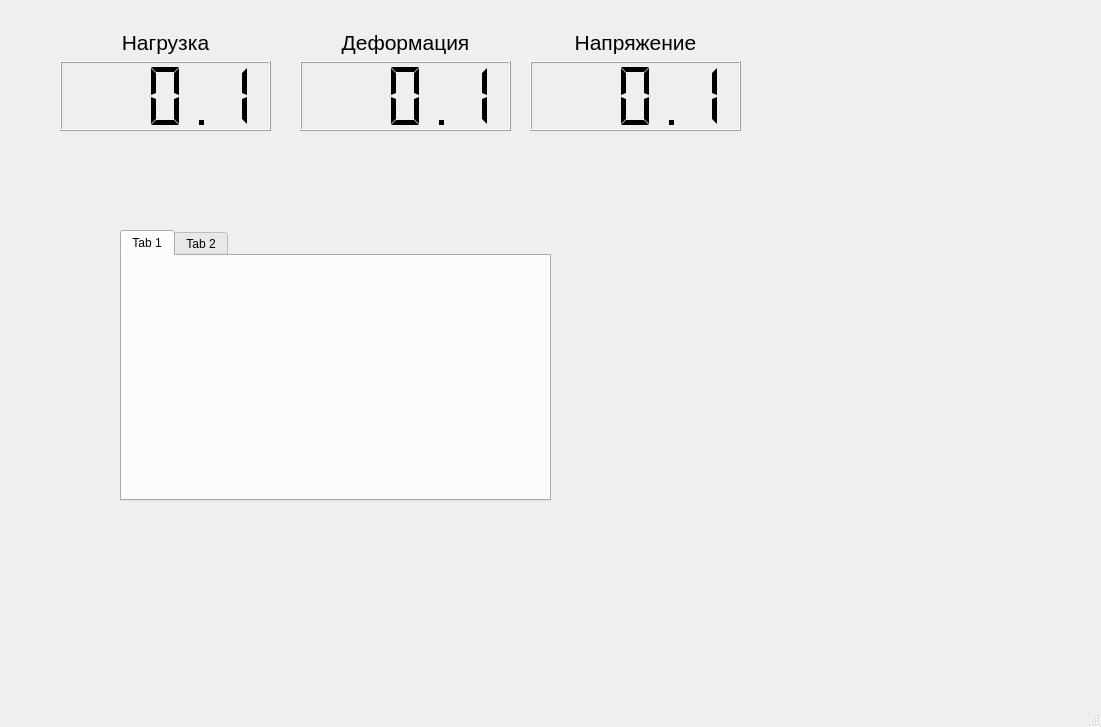
Above: EvoLiteApp/MainWindow.ui from picosaur/evotest before the change. Below: the same form after it.
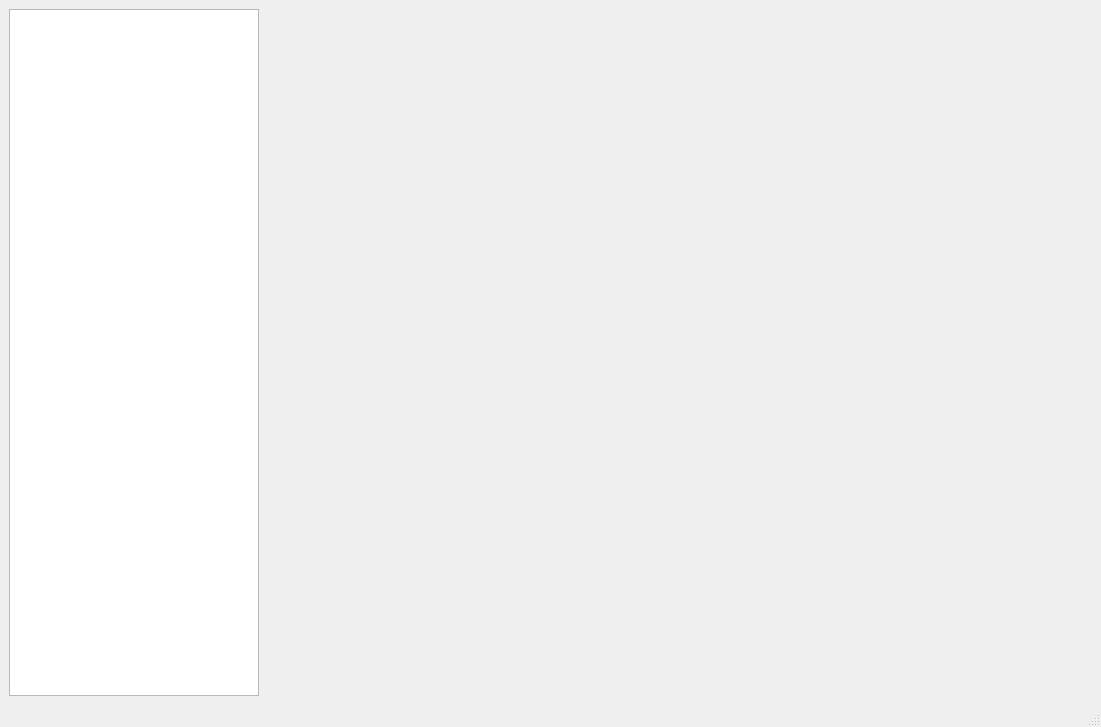
That is the form after the change.

Diff of the .ui file:
```diff
--- a/EvoLiteApp/MainWindow.ui
+++ b/EvoLiteApp/MainWindow.ui
@@ -14,158 +14,30 @@
    <string>MainWindow</string>
   </property>
   <widget class="QWidget" name="centralwidget">
-   <widget class="QTabWidget" name="tabWidget">
-    <property name="geometry">
-     <rect>
-      <x>120</x>
-      <y>230</y>
-      <width>431</width>
-      <height>271</height>
-     </rect>
-    </property>
-    <property name="currentIndex">
-     <number>0</number>
-    </property>
-    <widget class="QWidget" name="tab">
-     <attribute name="title">
-      <string>Tab 1</string>
-     </attribute>
-    </widget>
-    <widget class="QWidget" name="tab_2">
-     <attribute name="title">
-      <string>Tab 2</string>
-     </attribute>
-    </widget>
-   </widget>
-   <widget class="QWidget" name="layoutWidget">
-    <property name="geometry">
-     <rect>
-      <x>300</x>
-      <y>30</y>
-      <width>211</width>
-      <height>101</height>
-     </rect>
-    </property>
-    <layout class="QVBoxLayout" name="verticalLayout_2">
-     <item>
-      <widget class="QLabel" name="label_2">
-       <property name="sizePolicy">
-        <sizepolicy hsizetype="Preferred" vsizetype="Fixed">
-         <horstretch>0</horstretch>
-         <verstretch>0</verstretch>
-        </sizepolicy>
-       </property>
-       <property name="font">
-        <font>
-         <pointsize>16</pointsize>
-        </font>
-       </property>
-       <property name="text">
-        <string>Деформация</string>
-       </property>
-       <property name="alignment">
-        <set>Qt::AlignCenter</set>
-       </property>
-      </widget>
-     </item>
-     <item>
-      <widget class="QLCDNumber" name="lcdNumber_2">
-       <property name="segmentStyle">
-        <enum>QLCDNumber::Flat</enum>
-       </property>
-       <property name="value" stdset="0">
-        <double>0.100000000000000</double>
-       </property>
-      </widget>
-     </item>
-    </layout>
-   </widget>
-   <widget class="QWidget" name="layoutWidget_2">
-    <property name="geometry">
-     <rect>
-      <x>530</x>
-      <y>30</y>
-      <width>211</width>
-      <height>101</height>
-     </rect>
-    </property>
-    <layout class="QVBoxLayout" name="verticalLayout_3">
-     <item>
-      <widget class="QLabel" name="label_3">
-       <property name="sizePolicy">
-        <sizepolicy hsizetype="Preferred" vsizetype="Fixed">
-         <horstretch>0</horstretch>
-         <verstretch>0</verstretch>
-        </sizepolicy>
-       </property>
-       <property name="font">
-        <font>
-         <pointsize>16</pointsize>
-        </font>
-       </property>
-       <property name="text">
-        <string>Напряжение</string>
-       </property>
-       <property name="alignment">
-        <set>Qt::AlignCenter</set>
-       </property>
-      </widget>
-     </item>
-     <item>
-      <widget class="QLCDNumber" name="lcdNumber_3">
-       <property name="segmentStyle">
-        <enum>QLCDNumber::Flat</enum>
-       </property>
-       <property name="value" stdset="0">
-        <double>0.100000000000000</double>
-       </property>
-      </widget>
-     </item>
-    </layout>
-   </widget>
-   <widget class="QWidget" name="">
-    <property name="geometry">
-     <rect>
-      <x>60</x>
-      <y>30</y>
-      <width>211</width>
-      <height>101</height>
-     </rect>
-    </property>
-    <layout class="QVBoxLayout" name="verticalLayout">
-     <item>
-      <widget class="QLabel" name="label">
-       <property name="sizePolicy">
-        <sizepolicy hsizetype="Preferred" vsizetype="Fixed">
-         <horstretch>0</horstretch>
-         <verstretch>0</verstretch>
-        </sizepolicy>
-       </property>
-       <property name="font">
-        <font>
-         <pointsize>16</pointsize>
-        </font>
-       </property>
-       <property name="text">
-        <string>Нагрузка</string>
-       </property>
-       <property name="alignment">
-        <set>Qt::AlignCenter</set>
-       </property>
-      </widget>
-     </item>
-     <item>
-      <widget class="QLCDNumber" name="lcdNumber">
-       <property name="segmentStyle">
-        <enum>QLCDNumber::Flat</enum>
-       </property>
-       <property name="value" stdset="0">
-        <double>0.100000000000000</double>
-       </property>
-      </widget>
-     </item>
-    </layout>
-   </widget>
+   <layout class="QVBoxLayout" name="verticalLayout">
+    <item>
+     <layout class="QHBoxLayout" name="horizontalLayout">
+      <item>
+       <widget class="QListWidget" name="listWidget">
+        <property name="maximumSize">
+         <size>
+          <width>250</width>
+          <height>16777215</height>
+         </size>
+        </property>
+       </widget>
+      </item>
+      <item>
+       <widget class="QStackedWidget" name="stackedWidget">
+        <widget class="QWidget" name="page">
+         <layout class="QVBoxLayout" name="verticalLayout_2"/>
+        </widget>
+        <widget class="QWidget" name="page_2"/>
+       </widget>
+      </item>
+     </layout>
+    </item>
+   </layout>
   </widget>
   <widget class="QMenuBar" name="menubar">
    <property name="geometry">
```
